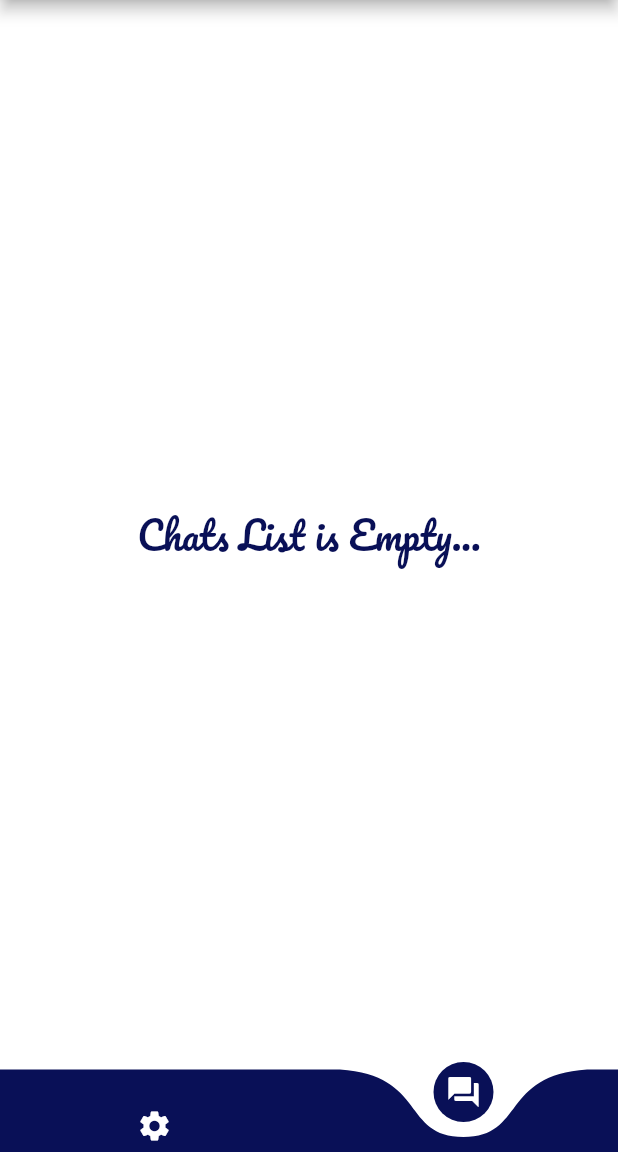
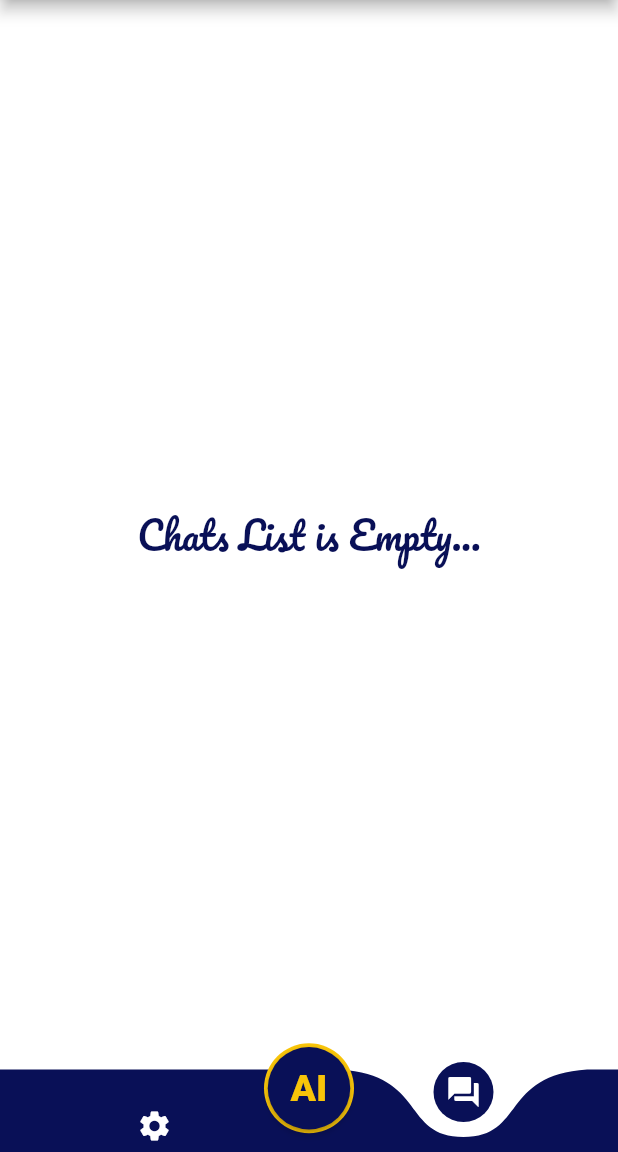
Before and after one commit to lsa3edii/Graduation_Project, a Flutter app: the DoctorHomePage screen opened directly, on a phone screen of 412 x 824 dp, the part 84-1236 px from its top. Run offline on Flutter 3.47's test engine with Material 2 defaults, Android fonts, the phone set to English and light mode, and no system bars; drawn by our look-alikes of curved_navigation_bar, liquid_pull_to_refresh; our stand-ins replace audioplayers, cloud_firestore, firebase_auth, firebase_core, firebase_storage, flutter_image_slideshow and 6 more; missing offline and left inert: flutter_facebook_auth; accounts and stored records are empty.

Commit message:
Add AI page to doctor

```diff
--- a/Medical Diagnosis System App/lib/services/api.dart
+++ b/Medical Diagnosis System App/lib/services/api.dart
@@ -15,7 +15,7 @@ class API {
   //     "https://braincancerapi-production.up.railway.app/predict";
 
   static const String _baseURL1 =
-      "https://braincancerapi-production-af49.up.railway.app/predict";
+      "https://braincancerapi-production-6bdb.up.railway.app/predict";
 
   static const String _baseURL2 =
       "https://multi-cancer-nlp-api-production.up.railway.app/predict-text";
--- a/Medical Diagnosis System App/lib/views/home_doctor.dart
+++ b/Medical Diagnosis System App/lib/views/home_doctor.dart
@@ -7,8 +7,10 @@ import 'package:image_picker/image_picker.dart';
 import 'package:liquid_pull_to_refresh/liquid_pull_to_refresh.dart';
 import 'package:medical_diagnosis_system/Chat/widgets/chat_items.dart';
 import 'package:medical_diagnosis_system/models/users.dart';
+import 'package:medical_diagnosis_system/views/ai_page.dart';
 import 'package:medical_diagnosis_system/views/disply_image.dart';
 import 'package:medical_diagnosis_system/views/signup_user_page.dart';
+import 'package:medical_diagnosis_system/views/splash_screen.dart';
 import 'package:modal_progress_hud_nsn/modal_progress_hud_nsn.dart';
 import 'package:url_launcher/url_launcher.dart';
 import 'login_page.dart';
@@ -118,7 +120,10 @@ class _DoctorHomePageState extends State<DoctorHomePage> {
               style: TextStyle(fontSize: 27, fontFamily: 'Pacifico'),
             ),
           ),
-          bottomNavigationBar: CurvedNavigationBar(
+          bottomNavigationBar: Stack(
+            clipBehavior: Clip.none,
+            children: [
+              CurvedNavigationBar(
                 index: _page,
                 height: 55,
                 letIndexChange: (index) => true,
@@ -136,6 +141,34 @@ class _DoctorHomePageState extends State<DoctorHomePage> {
                     if (_page == 0) controllerSearch.clear();
                   });
                 },
+              ),
+              Positioned.fill(
+                top: -30,
+                child: Center(
+                  child: CustomButton4(
+                    widget: const Text(
+                      'AI',
+                      style: TextStyle(
+                        fontSize: 25,
+                        color: kSecondaryColor,
+                        fontWeight: FontWeight.w900,
+                      ),
+                    ),
+                    onPressed: () {
+                      Navigator.push(context, MaterialPageRoute(
+                        builder: (context) {
+                          return const SplashScreen(
+                            page: AIPage(),
+                            animation: 'assets/animations/Animation - ai.json',
+                            flag: 1,
+                          );
+                        },
+                      ));
+                    },
+                  ),
+                ),
+              ),
+            ],
           ),
           body: Stack(
             children: [
--- a/Medical Diagnosis System App/lib/widgets/custom_button.dart
+++ b/Medical Diagnosis System App/lib/widgets/custom_button.dart
@@ -89,3 +89,28 @@ class CustomButton3 extends StatelessWidget {
     );
   }
 }
+
+class CustomButton4 extends StatelessWidget {
+  final Widget widget;
+  final VoidCallback? onPressed;
+
+  const CustomButton4(
+      {super.key, required this.widget, required this.onPressed});
+
+  @override
+  Widget build(BuildContext context) {
+    return CircleAvatar(
+      radius: 30,
+      backgroundColor: kSecondaryColor,
+      child: ElevatedButton(
+        style: ElevatedButton.styleFrom(
+          shape: const CircleBorder(),
+          fixedSize: const Size(55, 55),
+          backgroundColor: kPrimaryColor,
+        ),
+        onPressed: onPressed,
+        child: widget,
+      ),
+    );
+  }
+}
```
Also changed, not shown: Medical Diagnosis System App/lib/views/ai_page.dart (+20 -0 lines). Lines whose indentation alone changed are shown as unchanged.
